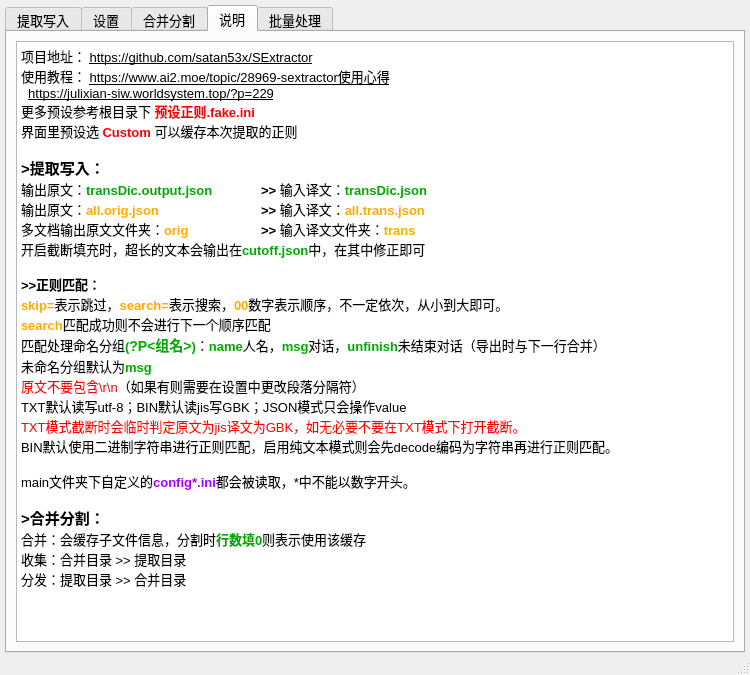
The window that main/ui_mainWindow.ui (satan53x/SExtractor) describes before a commit, drawn with Qt 5.
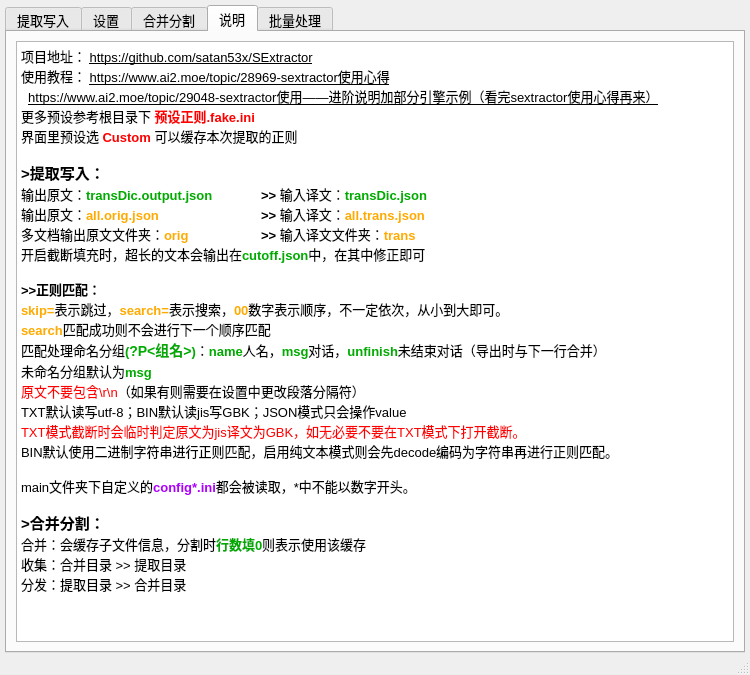
The same window after the commit. The open tabs and pages were chosen to show the change.

Commit message: 添加教程链接

Patch:
```diff
--- a/main/ui_mainWindow.ui
+++ b/main/ui_mainWindow.ui
@@ -1622,7 +1622,7 @@
 &lt;/style&gt;&lt;/head&gt;&lt;body style=&quot; font-family:'Microsoft YaHei UI'; font-size:10pt; font-weight:400; font-style:normal;&quot;&gt;
 &lt;p style=&quot; margin-top:0px; margin-bottom:0px; margin-left:0px; margin-right:0px; -qt-block-indent:0; text-indent:0px;&quot;&gt;项目地址： &lt;span style=&quot; text-decoration: underline;&quot;&gt;https://github.com/satan53x/SExtractor&lt;/span&gt;&lt;/p&gt;
 &lt;p style=&quot; margin-top:0px; margin-bottom:0px; margin-left:0px; margin-right:0px; -qt-block-indent:0; text-indent:0px;&quot;&gt;使用教程： &lt;span style=&quot; text-decoration: underline;&quot;&gt;https://www.ai2.moe/topic/28969-sextractor使用心得&lt;/span&gt;&lt;/p&gt;
-&lt;p style=&quot; margin-top:0px; margin-bottom:0px; margin-left:0px; margin-right:0px; -qt-block-indent:0; text-indent:0px;&quot;&gt;  &lt;span style=&quot; text-decoration: underline;&quot;&gt;https://julixian-siw.worldsystem.top/?p=229&lt;/span&gt;&lt;/p&gt;
+&lt;p style=&quot; margin-top:0px; margin-bottom:0px; margin-left:0px; margin-right:0px; -qt-block-indent:0; text-indent:0px;&quot;&gt;  &lt;span style=&quot; text-decoration: underline;&quot;&gt;https://www.ai2.moe/topic/29048-sextractor使用——进阶说明加部分引擎示例（看完sextractor使用心得再来）&lt;/span&gt;&lt;/p&gt;
 &lt;p style=&quot; margin-top:0px; margin-bottom:0px; margin-left:0px; margin-right:0px; -qt-block-indent:0; text-indent:0px;&quot;&gt;更多预设参考根目录下 &lt;span style=&quot; font-weight:600; color:#ff0000;&quot;&gt;预设正则.fake.ini&lt;/span&gt;&lt;/p&gt;
 &lt;p style=&quot; margin-top:0px; margin-bottom:0px; margin-left:0px; margin-right:0px; -qt-block-indent:0; text-indent:0px;&quot;&gt;界面里预设选 &lt;span style=&quot; font-weight:600; color:#ff0000;&quot;&gt;Custom&lt;/span&gt; 可以缓存本次提取的正则&lt;/p&gt;
 &lt;p style=&quot;-qt-paragraph-type:empty; margin-top:0px; margin-bottom:0px; margin-left:0px; margin-right:0px; -qt-block-indent:0; text-indent:0px;&quot;&gt;&lt;br /&gt;&lt;/p&gt;
```
The commit also changes 2 other files.
